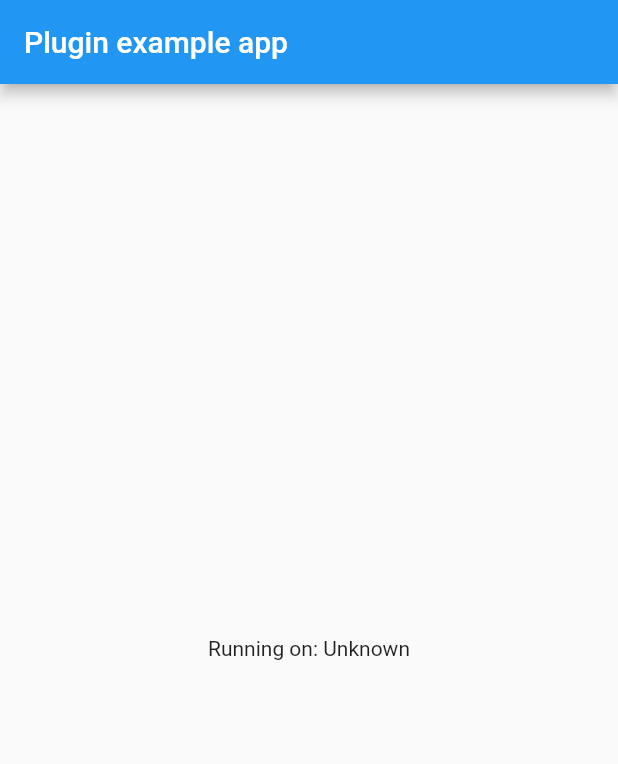
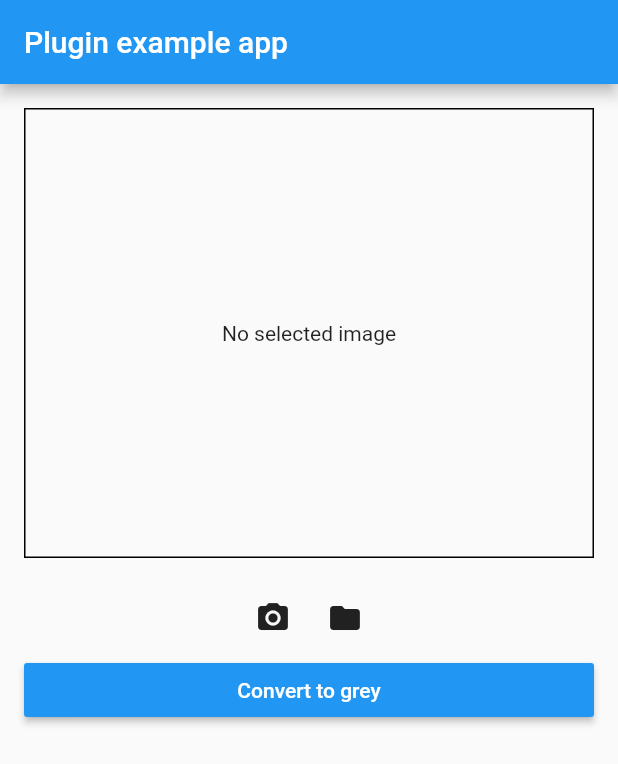
Before and after one commit to mth2610/image_processing_tools, a Flutter app: the screen it shows after launch, on a phone screen of 412 x 824 dp. Shown: the top 764 px of the screen. Run offline on Flutter 3.47's test engine with Material 2 defaults, Android fonts, the phone set to English and light mode, and no system bars; our stand-ins replace image_picker.

Commit message:
add convert to grey scale function

```diff
--- a/example/lib/main.dart
+++ b/example/lib/main.dart
@@ -1,8 +1,11 @@
+import 'dart:io';
+
 import 'package:flutter/material.dart';
 import 'dart:async';
 
 import 'package:flutter/services.dart';
 import 'package:image_processing_tools/image_processing_tools.dart';
+import 'package:image_picker/image_picker.dart';
 
 void main() => runApp(MyApp());
 
@@ -12,33 +15,10 @@ class MyApp extends StatefulWidget {
 }
 
 class _MyAppState extends State<MyApp> {
-  String _platformVersion = 'Unknown';
-
-  @override
-  void initState() {
-    super.initState();
-    initPlatformState();
-  }
-
-  // Platform messages are asynchronous, so we initialize in an async method.
-  Future<void> initPlatformState() async {
-    String platformVersion;
-    // Platform messages may fail, so we use a try/catch PlatformException.
-    try {
-      platformVersion = await ImageProcessingTools.platformVersion;
-    } on PlatformException {
-      platformVersion = 'Failed to get platform version.';
-    }
-
-    // If the widget was removed from the tree while the asynchronous platform
-    // message was in flight, we want to discard the reply rather than calling
-    // setState to update our non-existent appearance.
-    if (!mounted) return;
-
-    setState(() {
-      _platformVersion = platformVersion;
-    });
-  }
+  File _image;
+  File _proceessedImage;
+  String _dcimPath;
+  bool _isSaving;
 
   @override
   Widget build(BuildContext context) {
@@ -47,10 +27,111 @@ class _MyAppState extends State<MyApp> {
         appBar: AppBar(
           title: const Text('Plugin example app'),
         ),
-        body: Center(
-          child: Text('Running on: $_platformVersion\n'),
+        body: _isSaving == true
+        ? Center(child: CircularProgressIndicator())
+        : ListView(
+          children: <Widget>[
+            _buildPickedImage(),
+            _dcimPath != null
+            ? Container(
+              padding: const EdgeInsets.all(16),
+              child: Text("DCIM path: $_dcimPath")
+            )
+            : Container(),
+            _buildImagePickerButton(),
+            _buildConvertToGrey(),
+          ],
         ),
       ),
     );
   }
+
+  Widget _buildPickedImage(){
+    return _proceessedImage != null
+    ? Container(
+      margin: EdgeInsets.all(16),
+      height: 300.0,
+      decoration: BoxDecoration(
+          border: Border.all(width: 1),
+          image: DecorationImage(
+            image: FileImage(_proceessedImage),
+          )
+        )
+    )
+    : Container(
+      margin: EdgeInsets.all(16),
+      height: 300.0,
+      child: _image!=null
+        ? null
+        : Center(
+          child: Container(
+            child: Text("No selected image"),
+          ),
+        ),
+      decoration: _image!=null
+        ? BoxDecoration(
+          border: Border.all(width: 1),
+          image: DecorationImage(
+            image: FileImage(_image),
+          )
+        )
+        : BoxDecoration(
+          border: Border.all(width: 1)
+        ),
+    );
+  }
+
+  Widget _buildImagePickerButton(){
+    return Container(
+      child: Row(
+        mainAxisAlignment: MainAxisAlignment.center,
+        children: <Widget>[
+          IconButton(
+            icon: Icon(Icons.camera_alt),
+            onPressed: ()async{
+              var image = await ImagePicker.pickImage(source: ImageSource.camera);
+              setState(() {
+                _image = image;
+              });
+            },
+          ),
+          IconButton(
+            icon: Icon(Icons.folder),
+            onPressed: ()async{
+              var image = await ImagePicker.pickImage(source: ImageSource.gallery);
+              setState(() {
+                _image = image;
+              });
+            },
+          )
+        ],
+      ),
+    );
+  }
+
+  Widget _buildConvertToGrey(){
+    return Container(
+      padding: const EdgeInsets.symmetric(horizontal: 16.0),
+      child: RaisedButton(
+        color: Colors.blue,
+        textColor: Colors.white,
+        child: Text("Convert to grey"),
+        onPressed: ()async{
+          setState(() {
+            _isSaving = true;
+          });
+          if(_image!=null){
+            _proceessedImage = await ImageProcessingTools.convertToGray(_image.path);
+            setState(() {
+              _isSaving = false;
+            });
+          } else {
+            setState(() {
+              _isSaving = false;
+            });
+          }
+        },
+      ),
+    );
+  }
 }
--- a/example/pubspec.yaml
+++ b/example/pubspec.yaml
@@ -16,6 +16,7 @@ dependencies:
 dev_dependencies:
   flutter_test:
     sdk: flutter
+  image_picker: ^0.5.3+1
 
   image_processing_tools:
     path: ../
```
Also changed, not shown: lib/image_processing_tools.dart (+11 -0 lines), example/pubspec.lock, 6 other files.
